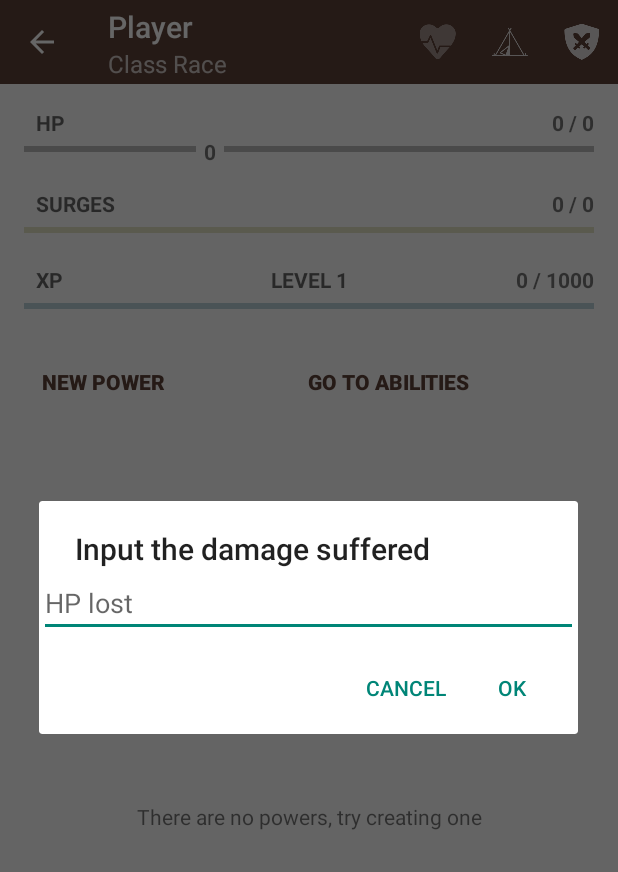
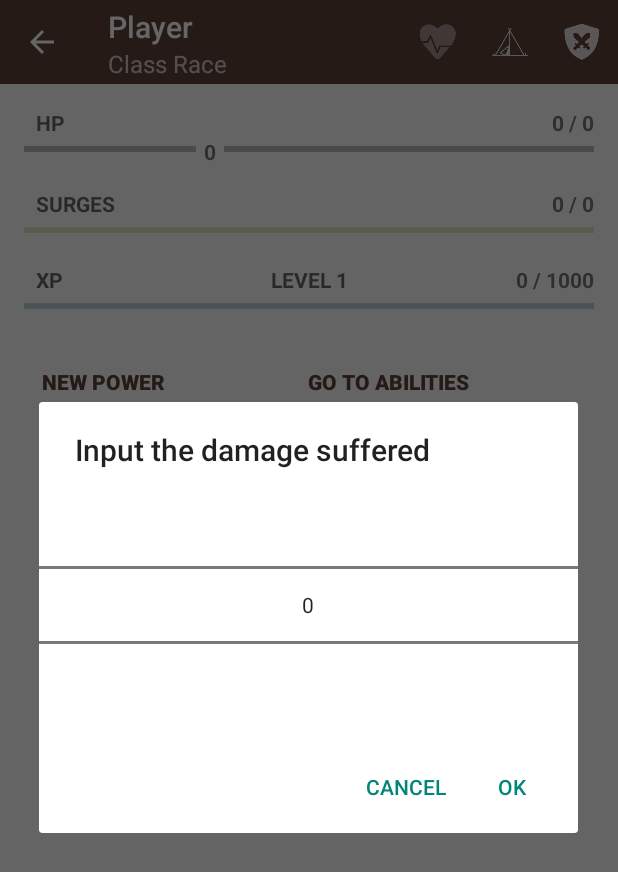
Before and after one commit to kauron/DungeonManager, an Android app: the ShowPlayer screen opened directly, with no data from a screen before it, after a tap on "HP", on a phone screen of 412 x 824 dp. Shown: the top 872 px of the screen. Run offline under Robolectric (Android 15) with nearby library versions, the phone set to English and light mode, and no system bars; libraries missing offline, so code that uses them is left out: com.nispok.snackbar.

Commit message:
Changed damage for a NumberPicker and other minor changes Added shortcut in Welcome for testing Tabs Reverted PowerList divider to default Deleted PowerList's alpha changes depending on the position

```diff
--- a/app/src/main/java/com/kauron/dungeonmanager/ShowPlayer.java
+++ b/app/src/main/java/com/kauron/dungeonmanager/ShowPlayer.java
@@ -23,6 +23,7 @@ import android.widget.AdapterView;
 import android.widget.Button;
 import android.widget.EditText;
 import android.widget.ListView;
+import android.widget.NumberPicker;
 import android.widget.ProgressBar;
 import android.widget.TextView;
 import android.widget.Toast;
@@ -370,9 +371,11 @@ public class ShowPlayer extends ActionBarActivity {
         alert.setTitle(R.string.suffer_damage);
 
         // Set an EditText view to get user input
-        final EditText input = new EditText(this);
-        input.setInputType(InputType.TYPE_CLASS_NUMBER);
-        input.setHint(R.string.suffer_damage_hint);
+        final NumberPicker input = new NumberPicker (this);
+        input.setMinValue(0);
+        input.setMaxValue(player.getMaxHp() * 3);
+        input.setValue(0);
+        input.setWrapSelectorWheel(false);
 
         alert.setView(input);
 
@@ -381,12 +384,10 @@ public class ShowPlayer extends ActionBarActivity {
 
         alert.setPositiveButton(R.string.ok, new DialogInterface.OnClickListener() {
             public void onClick(DialogInterface dialog, int whichButton) {
-                try {
                 final int undoPreviousValue = player.getHp();
-                    int damage = Integer.parseInt(input.getText().toString());
-                    player.losePg(damage);
+                player.losePg(input.getValue());
                 SnackbarManager.show(
-                            Snackbar.with(context).text(String.format(getString(R.string.lost_hp), damage))
+                        Snackbar.with(context).text(String.format(getString(R.string.lost_hp), input.getValue()))
                                 .actionLabel(R.string.action_undo) // action button label
                                 .actionListener(new ActionClickListener() {
                                     @Override
@@ -409,9 +410,6 @@ public class ShowPlayer extends ActionBarActivity {
                 p.edit().putInt("pg", player.getHp()).apply();
                 hpUpdate();
                 invalidateOptionsMenu();
-                } catch (Exception e) {
-                    Toast.makeText(getApplicationContext(), "There was an error", Toast.LENGTH_LONG).show();
-                }
             }
         });
 
--- a/app/src/main/java/com/kauron/dungeonmanager/Welcome.java
+++ b/app/src/main/java/com/kauron/dungeonmanager/Welcome.java
@@ -4,8 +4,8 @@ import android.app.AlertDialog;
 import android.content.DialogInterface;
 import android.content.Intent;
 import android.content.SharedPreferences;
+import android.os.Bundle;
 import android.support.v7.app.ActionBarActivity;
-import android.os.Bundle;
 import android.support.v7.widget.Toolbar;
 import android.util.Log;
 import android.view.Menu;
@@ -165,6 +165,9 @@ public class Welcome extends ActionBarActivity {
                                     } else {
                                         //TODO: export as files
                                         /**TEMP*/
+                                        startActivity(new Intent(
+                                                getApplicationContext(), TabsViewPagerFragmentActivity.class
+                                        ).putExtra("player", position));
                                         Toast.makeText(
                                                 activity, "Exporting feature not implemented yet", Toast.LENGTH_LONG)
                                                 .show();
--- a/app/src/main/res/layout/activity_show_player.xml
+++ b/app/src/main/res/layout/activity_show_player.xml
@@ -220,8 +220,6 @@
                     android:layout_height="wrap_content"
                     android:id="@+id/powerList"
                     android:layout_gravity="center_horizontal"
-                    android:divider="@android:color/transparent"
-                    android:dividerHeight="0dp"
                     android:choiceMode="none" />
                 <TextView
                     android:layout_height="wrap_content"
```
Also changed, not shown: app/src/main/java/com/kauron/dungeonmanager/PowerAdapter.java (+4 -8 lines). Lines whose indentation alone changed are shown as unchanged.
